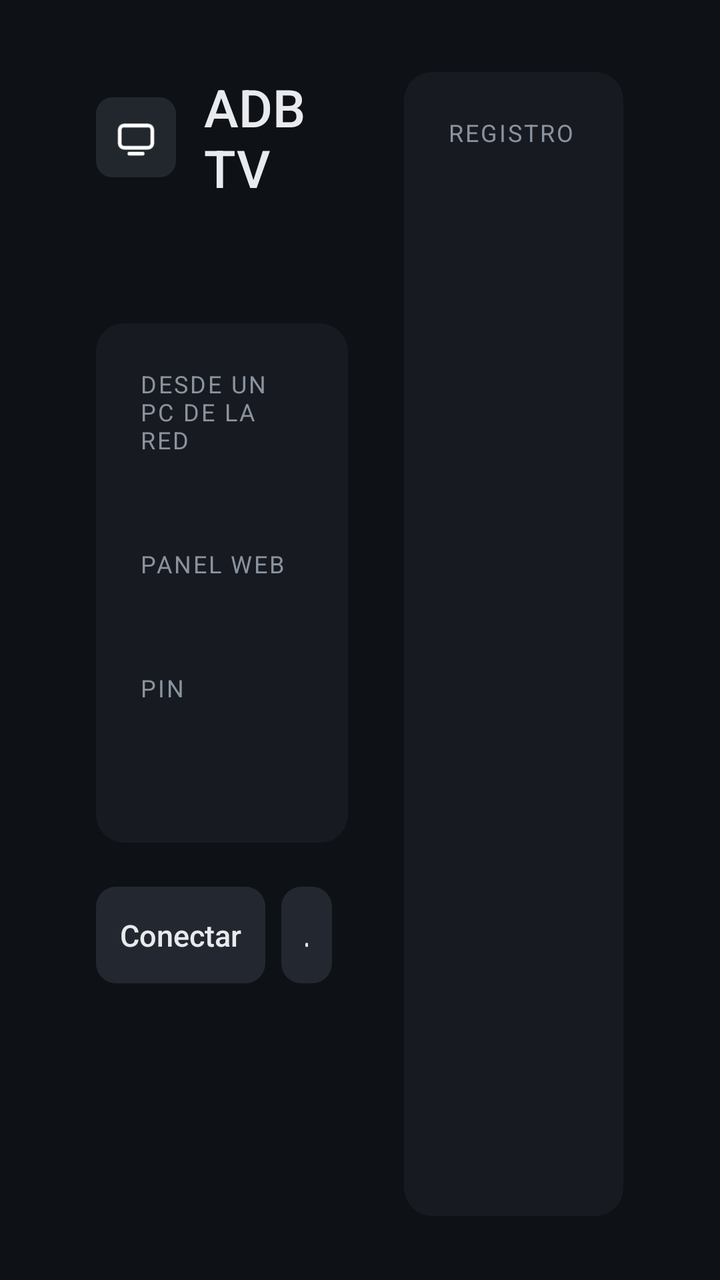
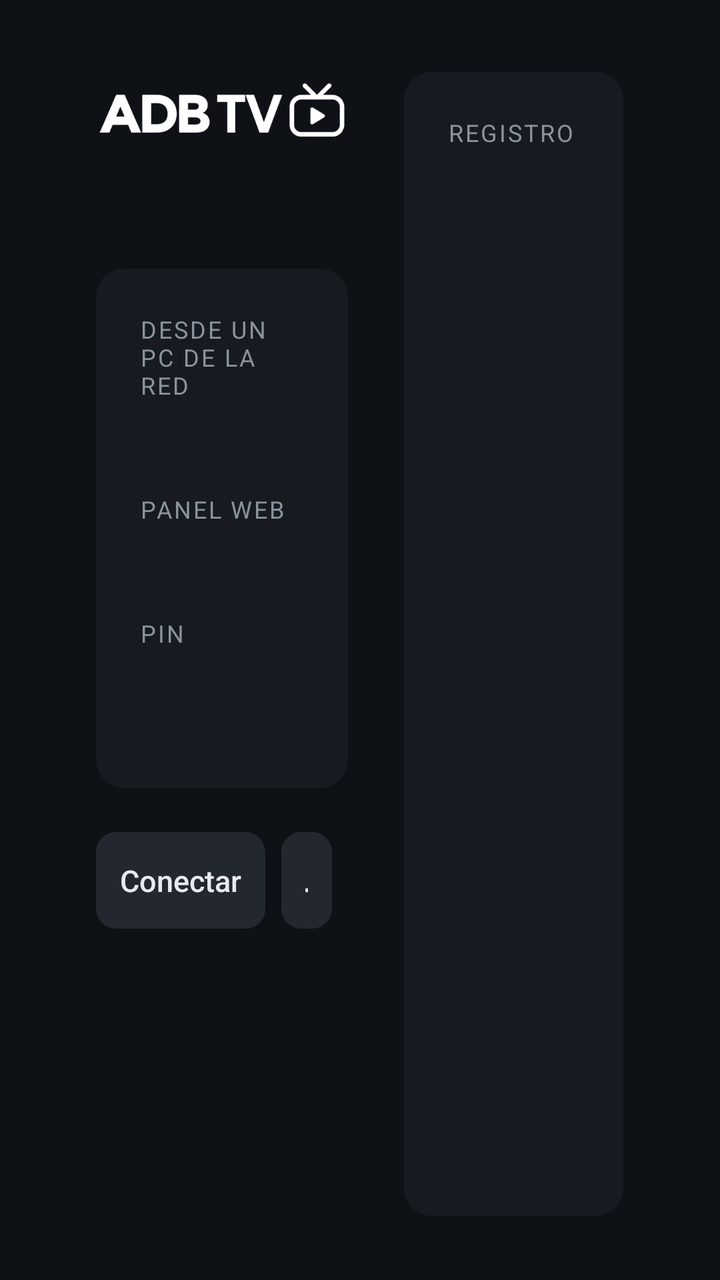

An Android layout rendered at two revisions. The XML below is the earlier revision; the diff shows what the commit changed to produce the second picture.
<!-- AndroidManifest.xml: application theme android:Theme.DeviceDefault.NoActionBar -->
<!-- res/layout/activity_main.xml -->
<?xml version="1.0" encoding="utf-8"?>
<LinearLayout xmlns:android="http://schemas.android.com/apk/res/android"
    android:layout_width="match_parent"
    android:layout_height="match_parent"
    android:background="@color/bg"
    android:orientation="horizontal"
    android:paddingStart="48dp"
    android:paddingTop="36dp"
    android:paddingEnd="48dp"
    android:paddingBottom="32dp">

    
    <LinearLayout
        android:layout_width="0dp"
        android:layout_height="match_parent"
        android:layout_weight="1.15"
        android:orientation="vertical">

        <LinearLayout
            android:layout_width="wrap_content"
            android:layout_height="wrap_content"
            android:gravity="center_vertical"
            android:orientation="horizontal">

            <ImageView
                android:layout_width="40dp"
                android:layout_height="40dp"
                android:importantForAccessibility="no"
                android:src="@drawable/ic_launcher_legacy" />

            <TextView
                android:layout_width="wrap_content"
                android:layout_height="wrap_content"
                android:layout_marginStart="14dp"
                android:fontFamily="sans-serif-medium"
                android:text="@string/app_name"
                android:textColor="@color/text"
                android:textSize="26sp" />
        </LinearLayout>

        <TextView
            android:id="@+id/txtStatus"
            android:layout_width="match_parent"
            android:layout_height="wrap_content"
            android:layout_marginTop="18dp"
            android:lineSpacingExtra="4dp"
            android:textColor="@color/muted"
            android:textSize="15sp" />

        <LinearLayout
            android:layout_width="match_parent"
            android:layout_height="wrap_content"
            android:layout_marginTop="22dp"
            android:background="@drawable/card_bg"
            android:orientation="vertical"
            android:padding="22dp">

            <TextView
                style="@style/CardLabel"
                android:text="Desde un PC de la red" />

            <TextView
                android:id="@+id/txtAdbCmd"
                style="@style/CardValue" />

            <TextView
                style="@style/CardLabel"
                android:layout_marginTop="16dp"
                android:text="Panel web" />

            <TextView
                android:id="@+id/txtWebUrl"
                style="@style/CardValue" />

            <TextView
                style="@style/CardLabel"
                android:layout_marginTop="16dp"
                android:text="PIN" />

            <TextView
                android:id="@+id/txtPin"
                android:layout_width="match_parent"
                android:layout_height="wrap_content"
                android:layout_marginTop="2dp"
                android:fontFamily="sans-serif-light"
                android:letterSpacing="0.18"
                android:textColor="@color/text"
                android:textSize="34sp" />
        </LinearLayout>

        <LinearLayout
            android:layout_width="match_parent"
            android:layout_height="wrap_content"
            android:layout_marginTop="22dp"
            android:orientation="horizontal">

            <Button
                android:id="@+id/btnConnect"
                style="@style/TvButton"
                android:text="Conectar" />

            <Button
                android:id="@+id/btnRoot"
                style="@style/TvButton"
                android:text="Root" />

            <Button
                android:id="@+id/btnNewPin"
                style="@style/TvButton"
                android:text="Nuevo PIN" />

            <Button
                android:id="@+id/btnHome"
                style="@style/TvButton"
                android:text="Inicio" />

            <Button
                android:id="@+id/btnStop"
                style="@style/TvButton"
                android:layout_marginEnd="0dp"
                android:text="Detener" />
        </LinearLayout>
    </LinearLayout>

    
    <LinearLayout
        android:layout_width="0dp"
        android:layout_height="match_parent"
        android:layout_marginStart="28dp"
        android:layout_weight="1"
        android:background="@drawable/card_bg"
        android:orientation="vertical"
        android:padding="22dp">

        <TextView
            style="@style/CardLabel"
            android:text="Registro" />

        <ScrollView
            android:id="@+id/scrollLog"
            android:layout_width="match_parent"
            android:layout_height="match_parent"
            android:layout_marginTop="8dp"
            android:focusable="false"
            android:scrollbars="none">

            <TextView
                android:id="@+id/txtLog"
                android:layout_width="match_parent"
                android:layout_height="wrap_content"
                android:fontFamily="monospace"
                android:lineSpacingExtra="3dp"
                android:textColor="#AEB5BD"
                android:textSize="12sp" />
        </ScrollView>
    </LinearLayout>
</LinearLayout>
<!-- resources referenced by this layout -->
<resources>
  <color name="bg">#0E1116</color>
  <color name="muted">#8A939E</color>
  <color name="text">#E8EAED</color>
  <!-- drawable card_bg (drawable) -->
  <?xml version="1.0" encoding="utf-8"?>
  <shape xmlns:android="http://schemas.android.com/apk/res/android">
      <solid android:color="@color/card" />
      <corners android:radius="14dp" />
  </shape>
  <!-- drawable ic_launcher_legacy (drawable) -->
  <?xml version="1.0" encoding="utf-8"?>
  <layer-list xmlns:android="http://schemas.android.com/apk/res/android">
      <item>
          <shape android:shape="rectangle">
              <solid android:color="@color/brand_bg" />
              <corners android:radius="22dp" />
          </shape>
      </item>
      <item android:drawable="@drawable/ic_fg" />
  </layer-list>
  <string name="app_name">ADB TV</string>
  <style name="CardLabel">
          <item name="android:layout_width">wrap_content</item>
          <item name="android:layout_height">wrap_content</item>
          <item name="android:textColor">@color/muted</item>
          <item name="android:textSize">12sp</item>
          <item name="android:textAllCaps">true</item>
          <item name="android:letterSpacing">0.08</item>
      </style>
  <style name="CardValue">
          <item name="android:layout_width">match_parent</item>
          <item name="android:layout_height">wrap_content</item>
          <item name="android:layout_marginTop">4dp</item>
          <item name="android:fontFamily">sans-serif</item>
          <item name="android:textColor">@color/text</item>
          <item name="android:textSize">19sp</item>
      </style>
  <style name="TvButton">
          <item name="android:layout_width">wrap_content</item>
          <item name="android:layout_height">wrap_content</item>
          <item name="android:layout_marginEnd">8dp</item>
          <item name="android:minWidth">0dp</item>
          <item name="android:background">@drawable/btn_bg</item>
          <item name="android:textColor">@color/btn_text</item>
          <item name="android:textAllCaps">false</item>
          <item name="android:textSize">15sp</item>
          <item name="android:maxLines">1</item>
          <item name="android:ellipsize">end</item>
          <item name="android:paddingTop">14dp</item>
          <item name="android:paddingBottom">14dp</item>
          <item name="android:paddingStart">12dp</item>
          <item name="android:paddingEnd">12dp</item>
          <item name="android:focusable">true</item>
          <item name="android:stateListAnimator">@null</item>
      </style>
  <color name="card">#171B21</color>
  <color name="brand_bg">#22272E</color>
  <!-- drawable ic_fg (drawable) -->
  <?xml version="1.0" encoding="utf-8"?>
  <vector xmlns:android="http://schemas.android.com/apk/res/android"
      android:width="108dp" android:height="108dp"
      android:viewportWidth="108" android:viewportHeight="108">
      <path android:strokeColor="#FFFFFF" android:strokeWidth="5"
          android:strokeLineJoin="round"
          android:pathData="M38,38 h32 a6,6 0 0 1 6,6 v18 a6,6 0 0 1 -6,6 h-32 a6,6 0 0 1 -6,-6 v-18 a6,6 0 0 1 6,-6 z" />
      <path android:strokeColor="#FFFFFF" android:strokeWidth="5" android:strokeLineCap="round"
          android:pathData="M45,76 h18" />
  </vector>
  <!-- drawable btn_bg (drawable) -->
  <?xml version="1.0" encoding="utf-8"?>
  <selector xmlns:android="http://schemas.android.com/apk/res/android">
      <item android:state_focused="true">
          <shape><solid android:color="@color/accent" /><corners android:radius="10dp" /></shape>
      </item>
      <item android:state_pressed="true">
          <shape><solid android:color="#D5D8DC" /><corners android:radius="10dp" /></shape>
      </item>
      <item>
          <shape><solid android:color="@color/button" /><corners android:radius="10dp" /></shape>
      </item>
  </selector>
  <color name="accent">#F2F3F5</color>
  <color name="button">#232830</color>
</resources>

<!-- the commit's change to res/layout/activity_main.xml (unified diff, before → after) -->
@@ -16,27 +16,13 @@
         android:layout_weight="1.15"
         android:orientation="vertical">
 
-        <LinearLayout
+        
+        <ImageView
             android:layout_width="wrap_content"
-            android:layout_height="wrap_content"
-            android:gravity="center_vertical"
-            android:orientation="horizontal">
-
-            <ImageView
-                android:layout_width="40dp"
-                android:layout_height="40dp"
-                android:importantForAccessibility="no"
-                android:src="@drawable/ic_launcher_legacy" />
-
-            <TextView
-                android:layout_width="wrap_content"
-                android:layout_height="wrap_content"
-                android:layout_marginStart="14dp"
-                android:fontFamily="sans-serif-medium"
-                android:text="@string/app_name"
-                android:textColor="@color/text"
-                android:textSize="26sp" />
-        </LinearLayout>
+            android:layout_height="38dp"
+            android:adjustViewBounds="true"
+            android:contentDescription="@string/app_name"
+            android:src="@drawable/logo_wordmark" />
 
         <TextView
             android:id="@+id/txtStatus"
<!-- resource entries referenced after the edit -->
@@ -9,17 +9,7 @@
       <solid android:color="@color/card" />
       <corners android:radius="14dp" />
   </shape>
-  <!-- drawable ic_launcher_legacy (drawable) -->
-  <?xml version="1.0" encoding="utf-8"?>
-  <layer-list xmlns:android="http://schemas.android.com/apk/res/android">
-      <item>
-          <shape android:shape="rectangle">
-              <solid android:color="@color/brand_bg" />
-              <corners android:radius="22dp" />
-          </shape>
-      </item>
-      <item android:drawable="@drawable/ic_fg" />
-  </layer-list>
+  <!-- drawable logo_wordmark: png bitmap (drawable-nodpi, 12628 bytes) -->
   <string name="app_name">ADB TV</string>
   <style name="CardLabel">
           <item name="android:layout_width">wrap_content</item>
@@ -56,18 +46,6 @@
           <item name="android:stateListAnimator">@null</item>
       </style>
   <color name="card">#171B21</color>
-  <color name="brand_bg">#22272E</color>
-  <!-- drawable ic_fg (drawable) -->
-  <?xml version="1.0" encoding="utf-8"?>
-  <vector xmlns:android="http://schemas.android.com/apk/res/android"
-      android:width="108dp" android:height="108dp"
-      android:viewportWidth="108" android:viewportHeight="108">
-      <path android:strokeColor="#FFFFFF" android:strokeWidth="5"
-          android:strokeLineJoin="round"
-          android:pathData="M38,38 h32 a6,6 0 0 1 6,6 v18 a6,6 0 0 1 -6,6 h-32 a6,6 0 0 1 -6,-6 v-18 a6,6 0 0 1 6,-6 z" />
-      <path android:strokeColor="#FFFFFF" android:strokeWidth="5" android:strokeLineCap="round"
-          android:pathData="M45,76 h18" />
-  </vector>
   <!-- drawable btn_bg (drawable) -->
   <?xml version="1.0" encoding="utf-8"?>
   <selector xmlns:android="http://schemas.android.com/apk/res/android">
